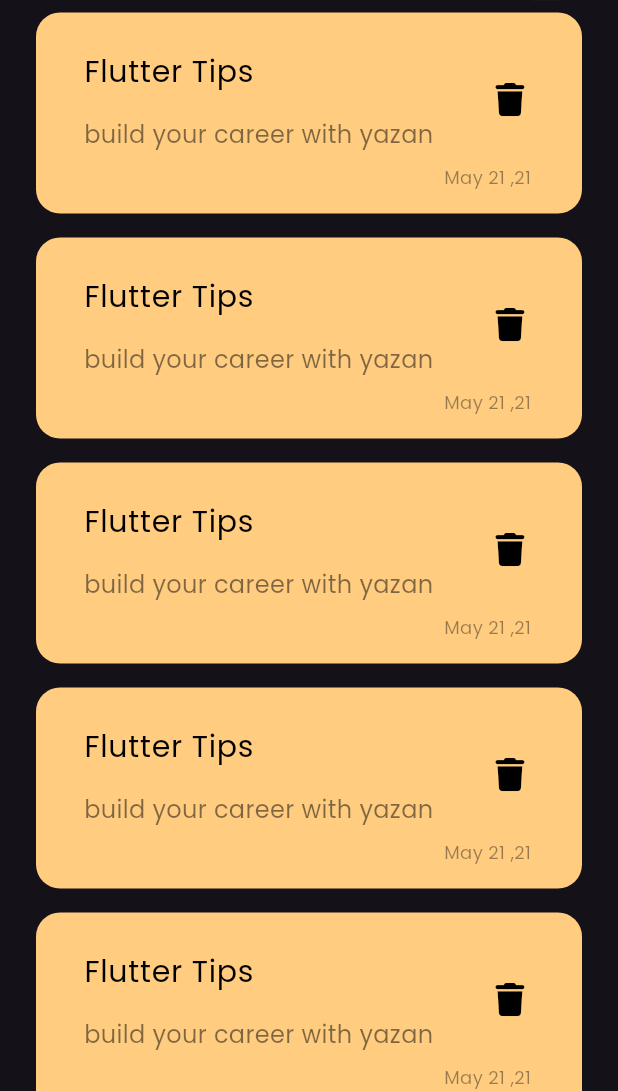
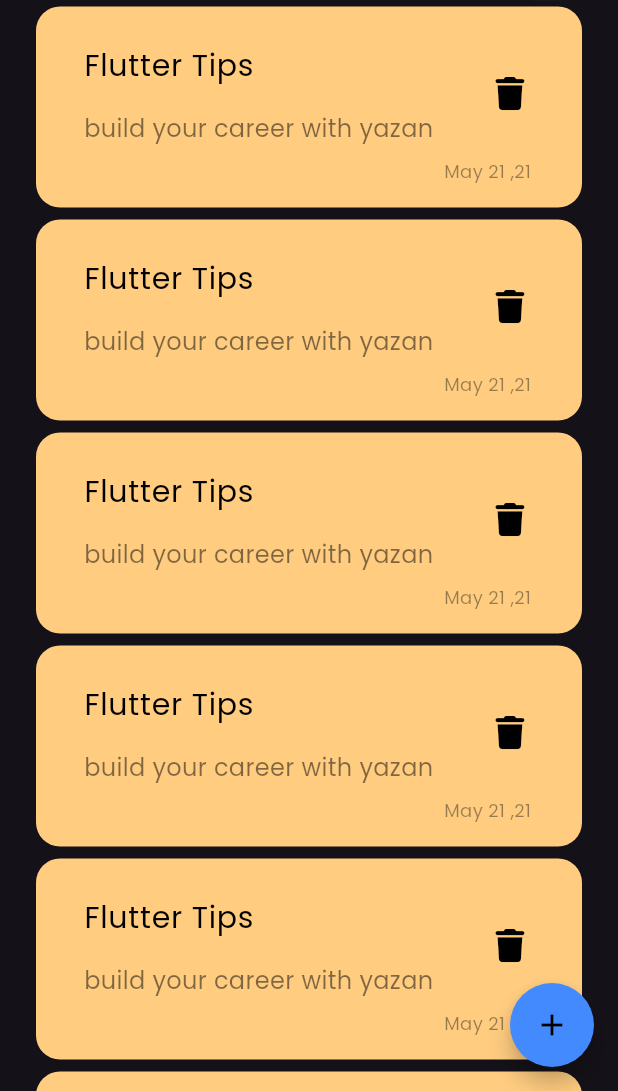
Before and after one commit to YazanAljundy/note_app, a Flutter app: the screen it shows after launch, on a phone screen of 412 x 824 dp, the part 145-1236 px from its top. Run offline on Flutter 3.47's test engine with Material 3 defaults, Android fonts, the phone set to English and light mode, and no system bars; our stand-ins replace font_awesome_flutter.

Commit message:
add floating action button

```diff
--- a/lib/views/notes_view.dart
+++ b/lib/views/notes_view.dart
@@ -6,6 +6,14 @@ class NotesView extends StatelessWidget {
 
   @override
   Widget build(BuildContext context) {
-    return const Scaffold(body: NotesViewBody());
+    return Scaffold(
+      body: const NotesViewBody(),
+      floatingActionButton: FloatingActionButton(
+        onPressed: () {},
+        backgroundColor: Colors.blueAccent,
+        shape: CircleBorder(),
+        child: Icon(Icons.add, color: Colors.black),
+      ),
+    );
   }
 }
--- a/lib/views/widgets/notes_list_view.dart
+++ b/lib/views/widgets/notes_list_view.dart
@@ -3,7 +3,6 @@ import 'package:tone_app/views/widgets/note_item.dart';
 
 class NotesListView extends StatelessWidget {
   const NotesListView({super.key});
-
   @override
   Widget build(BuildContext context) {
     return Expanded(
@@ -11,7 +10,7 @@ class NotesListView extends StatelessWidget {
         itemCount: 10,
         itemBuilder:
             (context, index) => Padding(
-              padding: const EdgeInsets.symmetric(vertical: 8),
+              padding: const EdgeInsets.symmetric(vertical: 4),
               child: NoteItem(),
             ),
       ),
```
